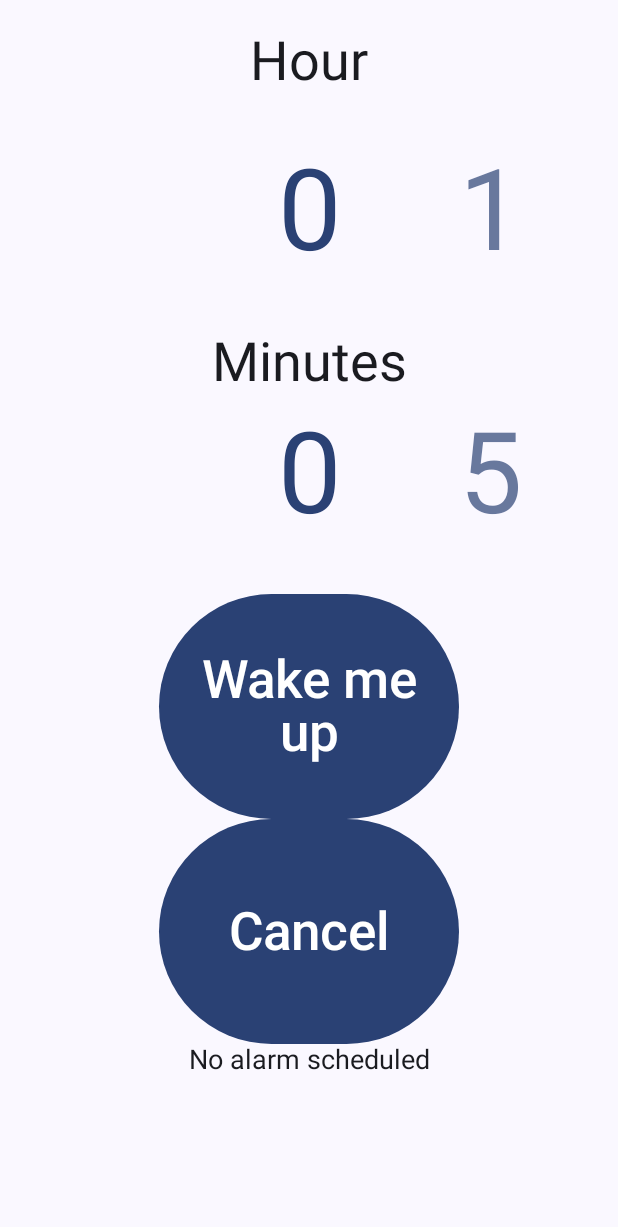
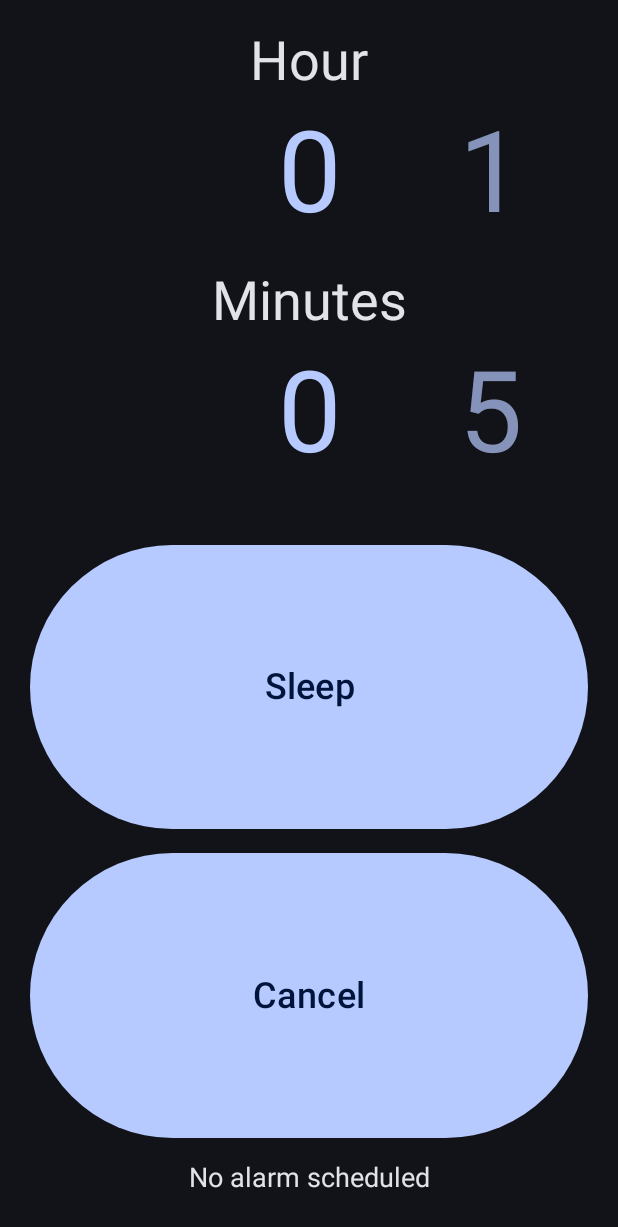
Before and after one commit to BrianGiannini/wake-up-right, an Android app built with Jetpack Compose: the screen it shows after launch (MainActivity), on a phone screen of 412 x 824 dp. Shown: the top 1227 px of the screen. Run offline under Robolectric (Android 15) with nearby library versions, the phone set to English and light mode, and no system bars.

Commit message:
force dark theme and make ui fully responsive

```diff
--- a/app/src/main/java/dev/sangui/wakeupright/ui/mainmenu/SetupClockScreen.kt
+++ b/app/src/main/java/dev/sangui/wakeupright/ui/mainmenu/SetupClockScreen.kt
@@ -1,11 +1,15 @@
 package dev.sangui.wakeupright.ui.mainmenu
 
+import androidx.compose.foundation.layout.Arrangement
+import androidx.compose.foundation.layout.Box
 import androidx.compose.foundation.layout.Column
 import androidx.compose.foundation.layout.Spacer
 import androidx.compose.foundation.layout.fillMaxSize
+import androidx.compose.foundation.layout.fillMaxWidth
 import androidx.compose.foundation.layout.height
 import androidx.compose.foundation.layout.padding
-import androidx.compose.foundation.layout.width
+import androidx.compose.foundation.rememberScrollState
+import androidx.compose.foundation.verticalScroll
 import androidx.compose.material3.Button
 import androidx.compose.material3.Text
 import androidx.compose.runtime.Composable
@@ -24,14 +28,23 @@ import androidx.compose.ui.unit.sp
 import dev.sangui.wakeupright.alarm.DataStoreManager
 import kotlinx.coroutines.flow.collectLatest
 import java.time.format.DateTimeFormatter
+import java.util.Locale
 
 
 @Composable
 fun SetupClockScreen(setupClockViewModel: SetupClockViewModel, dataStoreManager: DataStoreManager) {
+    Box(
+        modifier = Modifier
+            .fillMaxSize()
+            .padding(all = 20.dp),
+        contentAlignment = Alignment.Center
+    ) {
+        val scrollState = rememberScrollState()
+
         Column(
             modifier = Modifier
                 .fillMaxSize()
-            .padding(all = 20.dp),
+                .verticalScroll(scrollState),
             horizontalAlignment = Alignment.CenterHorizontally,
         ) {
             var selectedHour by remember { mutableIntStateOf(0) }
@@ -40,19 +53,23 @@ fun SetupClockScreen(setupClockViewModel: SetupClockViewModel, dataStoreManager:
 
             LaunchedEffect(setupClockViewModel) {
                 setupClockViewModel.scheduledDate.collectLatest { date ->
-                scheduledTime = date?.format(DateTimeFormatter.ofPattern("yyyy-MM-dd HH:mm"))
+                    scheduledTime = date?.format(DateTimeFormatter.ofPattern("EEEE HH:mm", Locale.getDefault()))
                 }
             }
 
+            // Top Elements
+            Column(
+                modifier = Modifier.fillMaxWidth(),
+                horizontalAlignment = Alignment.CenterHorizontally
+            ) {
                 Text("Hour", style = TextStyle(fontSize = 36.sp))
-        Spacer(modifier = Modifier.height(25.dp))
                 NumberPicker(
                     dataStoreManager = dataStoreManager,
                     id = "hours",
                     maxNumbers = 24,
                     onValueChange = { selectedHour = it }
                 )
-        Spacer(modifier = Modifier.height(25.dp))
+                Spacer(modifier = Modifier.height(10.dp))
                 Text("Minutes", style = TextStyle(fontSize = 36.sp))
                 NumberPicker(
                     dataStoreManager = dataStoreManager,
@@ -62,51 +79,65 @@ fun SetupClockScreen(setupClockViewModel: SetupClockViewModel, dataStoreManager:
                     onValueChange = { selectedMinute = it }
                 )
                 Spacer(modifier = Modifier.height(25.dp))
+            }
 
+            // Buttons and Scheduled Time
+            Column(
+                modifier = Modifier
+                    .fillMaxWidth()
+                    .weight(1f), // Ajouter ceci pour que la colonne prenne l'espace restant
+                horizontalAlignment = Alignment.CenterHorizontally,
+                verticalArrangement = Arrangement.Center // To distribute buttons evenly
+            ) {
                 Button(
                     modifier = Modifier
-                .height(150.dp)
-                .width(200.dp),
+                        .fillMaxWidth()
+                        .weight(1f) // Ajouter ceci pour que le bouton prenne l'espace restant verticalement
+                        .padding(vertical = 8.dp),
                     onClick = {
                         setupClockViewModel.scheduleAlarm(selectedHour, selectedMinute)
                     },
                 ) {
                     Text(
-                fontSize = 35.sp,
-                lineHeight = 35.sp,
-                text = "Wake me up",
+                        fontSize = 24.sp,
+                        text = "Sleep",
                         textAlign = TextAlign.Center,
                     )
                 }
 
                 Button(
                     modifier = Modifier
-                .height(150.dp)
-                .width(200.dp),
+                        .fillMaxWidth()
+                        .weight(1f) // Ajouter ceci pour que le bouton prenne l'espace restant verticalement
+                        .padding(vertical = 8.dp),
                     onClick = {
                         setupClockViewModel.cancelAlarm()
                     },
                 ) {
                     Text(
-                fontSize = 35.sp,
+                        fontSize = 24.sp,
                         text = "Cancel",
                     )
                 }
 
                 if (scheduledTime != null) {
                     Text(
-                text = "Alarm scheduled at $scheduledTime",
+                        text = "Alarm: $scheduledTime",
                         style = TextStyle(fontSize = 18.sp),
-                modifier = Modifier.align(Alignment.CenterHorizontally),
+                        modifier = Modifier
+                            .align(Alignment.CenterHorizontally)
+                            .padding(vertical = 8.dp),
                     )
                 } else {
                     Text(
                         text = "No alarm scheduled",
                         style = TextStyle(fontSize = 18.sp),
-                modifier = Modifier.align(Alignment.CenterHorizontally),
+                        modifier = Modifier
+                            .align(Alignment.CenterHorizontally)
+                            .padding(vertical = 8.dp),
                     )
-
                 }
             }
-
         }
+    }
+}
--- a/app/src/main/java/dev/sangui/wakeupright/ui/theme/Theme.kt
+++ b/app/src/main/java/dev/sangui/wakeupright/ui/theme/Theme.kt
@@ -26,21 +26,11 @@ private val LightColorScheme = lightColorScheme(
     primary = Color.Black,
     secondary = PurpleGrey40,
     tertiary = Pink40
-
-    /* Other default colors to override
-    background = Color(0xFFFFFBFE),
-    surface = Color(0xFFFFFBFE),
-    onPrimary = Color.White,
-    onSecondary = Color.White,
-    onTertiary = Color.White,
-    onBackground = Color(0xFF1C1B1F),
-    onSurface = Color(0xFF1C1B1F),
-    */
 )
 
 @Composable
 fun WakeUpRightTheme(
-    darkTheme: Boolean = isSystemInDarkTheme(),
+    darkTheme: Boolean = true,
     // Dynamic color is available on Android 12+
     dynamicColor: Boolean = true,
     content: @Composable () -> Unit
```
Lines whose indentation alone changed are shown as unchanged.
